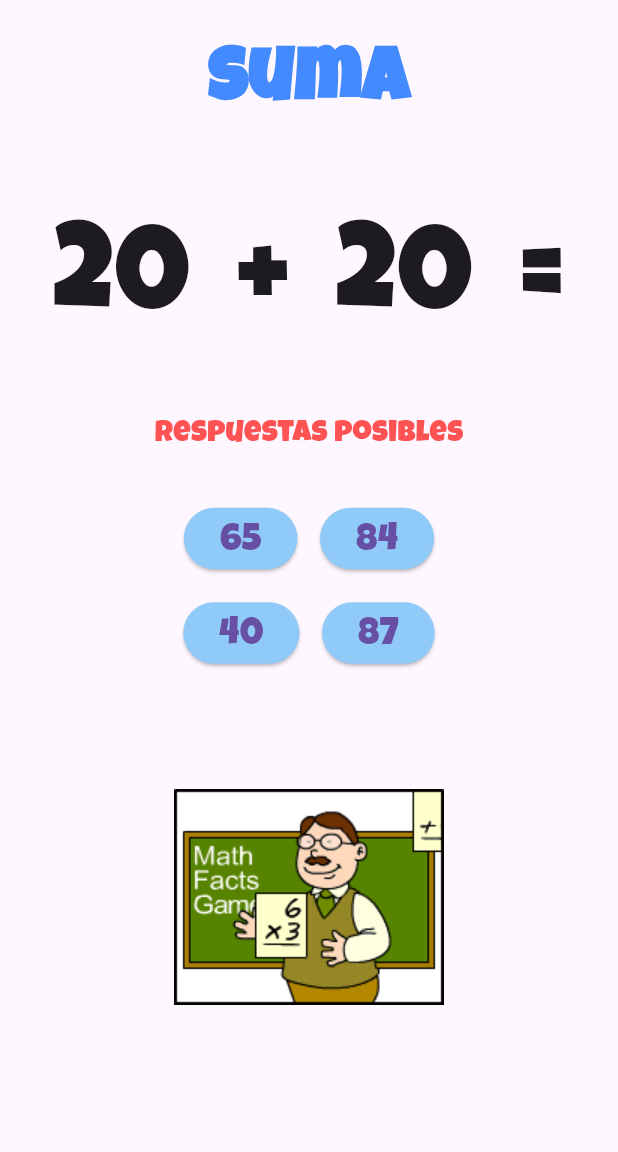
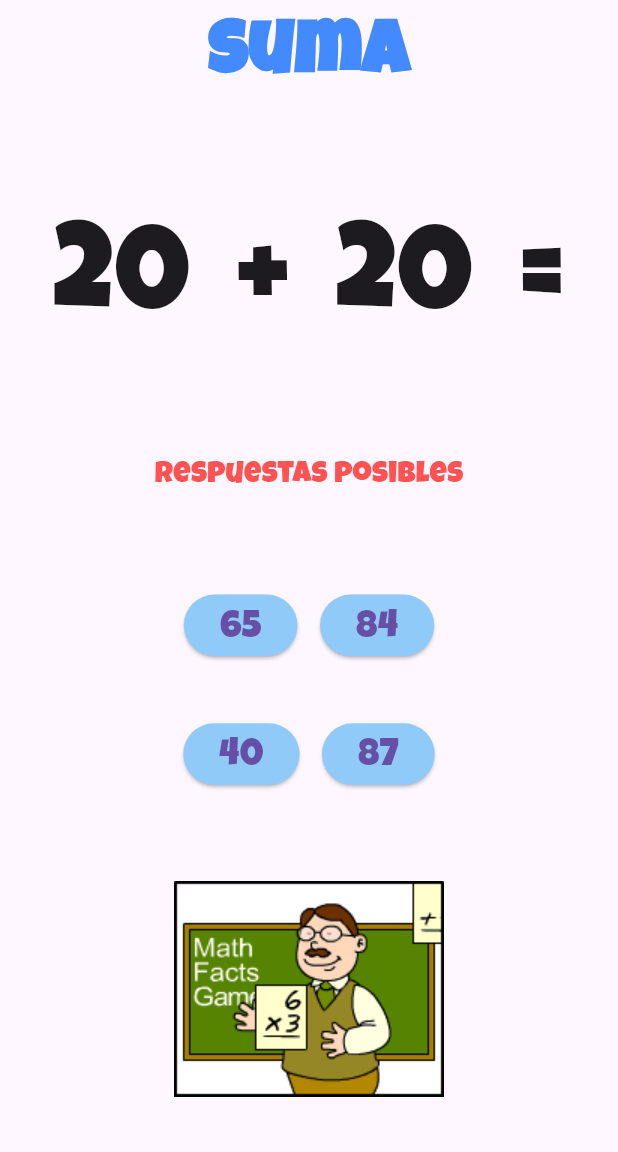
Before and after one commit to Eswin-Poroj/calculadora_preescolar_intecap, a Flutter app: the Pantallajuego screen opened by its route, on a phone screen of 412 x 824 dp, the part 84-1236 px from its top. Run offline on Flutter 3.47's test engine with Material 3 defaults, Android fonts, the phone set to English and light mode, and no system bars.

Commit message:
Arregle problema de Pantallas Responsivas y modifiqué el botón de reiniciar juego al fallar respuesta, haciendo que guarde el punteo obtenido.

```diff
--- a/lib/pantallas/pantallaJuego.dart
+++ b/lib/pantallas/pantallaJuego.dart
@@ -114,8 +114,8 @@
       ),
       body: Column(
         children: [
-          const SizedBox(height: 20),
-          Center(
+          Expanded(
+            child: Center(
               child: SizedBox(
                 child: Text(
                   numeroAleatorio.operacion,
@@ -127,10 +127,9 @@
                 ),
               ),
             ),
-          const SizedBox(
-            height: 40,
           ),
-          Center(
+          Expanded(
+            child: Center(
               child: SizedBox(
                   child: Row(
                     mainAxisAlignment: MainAxisAlignment.center,
@@ -156,25 +155,28 @@
                         ),
                       ),
                       const SizedBox(width: 30),
-                  Text(
+                      const Text(
                         "=",
-                    style: const TextStyle(
+                        style: TextStyle(
                           fontSize: 80,
                         ),
                       ),
                     ],
                   ),
+                  height: 150),
             ),
+            flex: 3,
           ),
-          const SizedBox(height: 30),
-          Container(
+          const Expanded(
+            flex: 1,
             child: Text(
               "Respuestas posibles",
               style: TextStyle(fontSize: 20, color: Colors.redAccent),
             ),
           ),
-          const SizedBox(height: 30),
-          Row(
+          Expanded(
+            flex: 1,
+            child: Row(
               mainAxisAlignment: MainAxisAlignment.center,
               children: [
                 ElevatedButton(
@@ -193,10 +195,11 @@
                                       ? Navigator.push(
                                           context,
                                           MaterialPageRoute(
-                                          builder: (context) => PantallaGanador(
+                                            builder: (context) =>
+                                                PantallaGanador(
                                                     nombre: nombreFinal,
-                                              puntaje:
-                                                  numeroAleatorio.puntajeFinal),
+                                                    puntaje: numeroAleatorio
+                                                        .puntajeFinal),
                                           ),
                                         )
                                       : print("ERROR");
@@ -205,8 +208,8 @@
                     }
                   },
                   style: ButtonStyle(
-                  backgroundColor:
-                      MaterialStateProperty.all<Color>(const Color(0xFF90CAF9)),
+                    backgroundColor: MaterialStateProperty.all<Color>(
+                        const Color(0xFF90CAF9)),
                   ),
                   child: Padding(
                     padding: const EdgeInsets.only(top: 5.0, right: 0, left: 0),
@@ -235,10 +238,11 @@
                                       ? Navigator.push(
                                           context,
                                           MaterialPageRoute(
-                                          builder: (context) => PantallaGanador(
+                                            builder: (context) =>
+                                                PantallaGanador(
                                                     nombre: nombreFinal,
-                                              puntaje:
-                                                  numeroAleatorio.puntajeFinal),
+                                                    puntaje: numeroAleatorio
+                                                        .puntajeFinal),
                                           ),
                                         )
                                       : print("ERROR");
@@ -247,8 +251,8 @@
                     }
                   },
                   style: ButtonStyle(
-                  backgroundColor:
-                      MaterialStateProperty.all<Color>(const Color(0xFF90CAF9)),
+                    backgroundColor: MaterialStateProperty.all<Color>(
+                        const Color(0xFF90CAF9)),
                   ),
                   child: Padding(
                     padding: const EdgeInsets.only(
@@ -264,8 +268,11 @@
                 ),
               ],
             ),
-          const SizedBox(height: 15),
-          Row(
+          ),
+          const SizedBox(height: 10),
+          Expanded(
+            flex: 1,
+            child: Row(
               mainAxisAlignment: MainAxisAlignment.center,
               children: [
                 ElevatedButton(
@@ -284,10 +291,11 @@
                                       ? Navigator.push(
                                           context,
                                           MaterialPageRoute(
-                                          builder: (context) => PantallaGanador(
+                                            builder: (context) =>
+                                                PantallaGanador(
                                                     nombre: nombreFinal,
-                                              puntaje:
-                                                  numeroAleatorio.puntajeFinal),
+                                                    puntaje: numeroAleatorio
+                                                        .puntajeFinal),
                                           ),
                                         )
                                       : print("ERROR");
@@ -296,8 +304,8 @@
                     }
                   },
                   style: ButtonStyle(
-                  backgroundColor:
-                      MaterialStateProperty.all<Color>(const Color(0xFF90CAF9)),
+                    backgroundColor: MaterialStateProperty.all<Color>(
+                        const Color(0xFF90CAF9)),
                   ),
                   child: Padding(
                     padding: const EdgeInsets.only(
@@ -328,10 +336,11 @@
                                       ? Navigator.push(
                                           context,
                                           MaterialPageRoute(
-                                          builder: (context) => PantallaGanador(
+                                            builder: (context) =>
+                                                PantallaGanador(
                                                     nombre: nombreFinal,
-                                              puntaje:
-                                                  numeroAleatorio.puntajeFinal),
+                                                    puntaje: numeroAleatorio
+                                                        .puntajeFinal),
                                           ),
                                         )
                                       : print("ERROR");
@@ -340,8 +349,8 @@
                     }
                   },
                   style: ButtonStyle(
-                  backgroundColor:
-                      MaterialStateProperty.all<Color>(const Color(0xFF90CAF9)),
+                    backgroundColor: MaterialStateProperty.all<Color>(
+                        const Color(0xFF90CAF9)),
                   ),
                   child: Padding(
                     padding: const EdgeInsets.only(
@@ -357,14 +366,19 @@
                 ),
               ],
             ),
-          Container(
+          ),
+          Expanded(
+            flex: 3,
+            child: Container(
               margin: const EdgeInsets.only(
-              top: 80.0,
+                top: 24.0,
+                bottom: 14.0,
               ),
               child: Image.asset(
                 'assets/imagenes/juego.gif',
               ),
-          )
+            ),
+          ),
         ],
       ),
     );
@@ -403,6 +417,7 @@
             TextButton(
               child: const Text('Nueva Partida'),
               onPressed: () {
+                numeroAleatorio.mejorPuntuacion();
                 nuevoNombre = nombreJugador;
                 puntuaje = 0;
                 nivel = 1;
```
Lines whose indentation alone changed are shown as unchanged.
